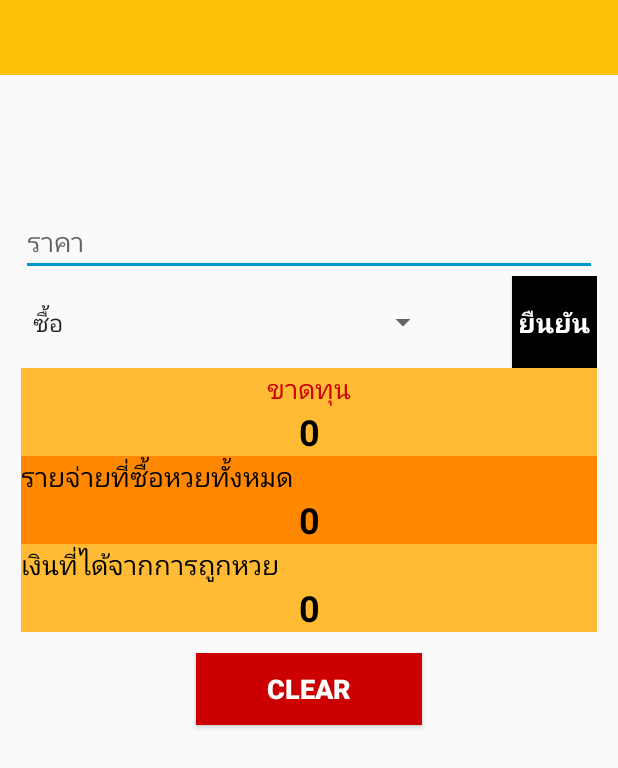
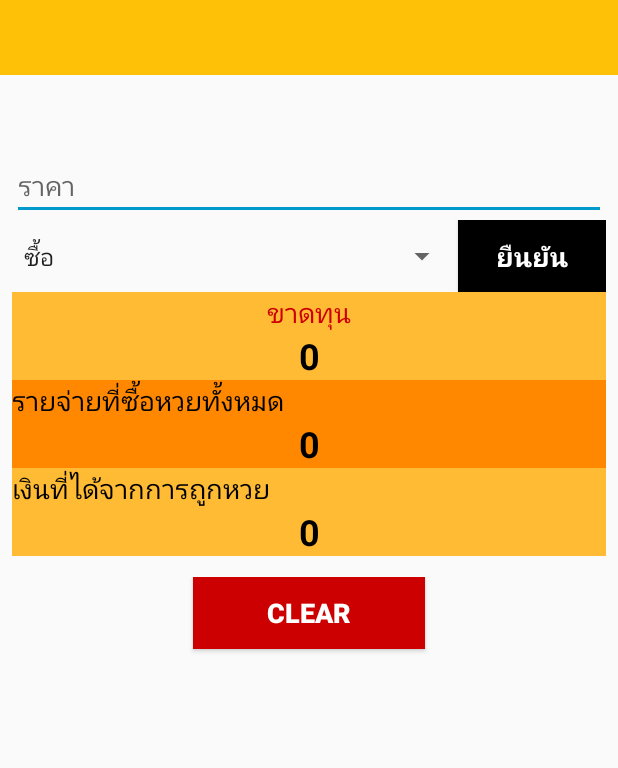
Before and after one commit to hiiamtin/WanNeeRuayApp, an Android app: the wallet screen opened directly, with no data from a screen before it, on a phone screen of 412 x 824 dp. Shown: the top 768 px of the screen. Run offline under Robolectric (Android 15) with nearby library versions, the phone set to English and light mode, and no system bars.

Commit message:
bow update wallet

```diff
--- a/mobile/src/main/res/layout/activity_wallet.xml
+++ b/mobile/src/main/res/layout/activity_wallet.xml
@@ -29,8 +29,8 @@
 
     <LinearLayout
         android:id="@+id/all"
-        android:layout_width="384dp"
-        android:layout_height="650dp"
+        android:layout_width="0dp"
+        android:layout_height="0dp"
         android:layout_marginStart="8dp"
         android:layout_marginTop="50dp"
         android:layout_marginEnd="8dp"
@@ -51,25 +51,20 @@
 
         <LinearLayout
             android:layout_width="match_parent"
-            android:layout_height="61dp"
+            android:layout_height="wrap_content"
             android:orientation="horizontal">
 
             <Spinner
                 android:id="@+id/choose_wal"
-                android:layout_width="230dp"
-                android:layout_height="match_parent"
-                android:layout_weight="1" />
-
-            <Space
-                android:layout_width="wrap_content"
+                android:layout_width="match_parent"
                 android:layout_height="match_parent"
                 android:layout_weight="1" />
 
             <Button
                 android:id="@+id/OK"
-                android:layout_width="8dp"
+                android:layout_width="match_parent"
                 android:layout_height="match_parent"
-                android:layout_weight="1"
+                android:layout_weight="3"
                 android:background="@android:color/background_dark"
                 android:text="Button"
                 android:textColor="@android:color/background_light"
```
